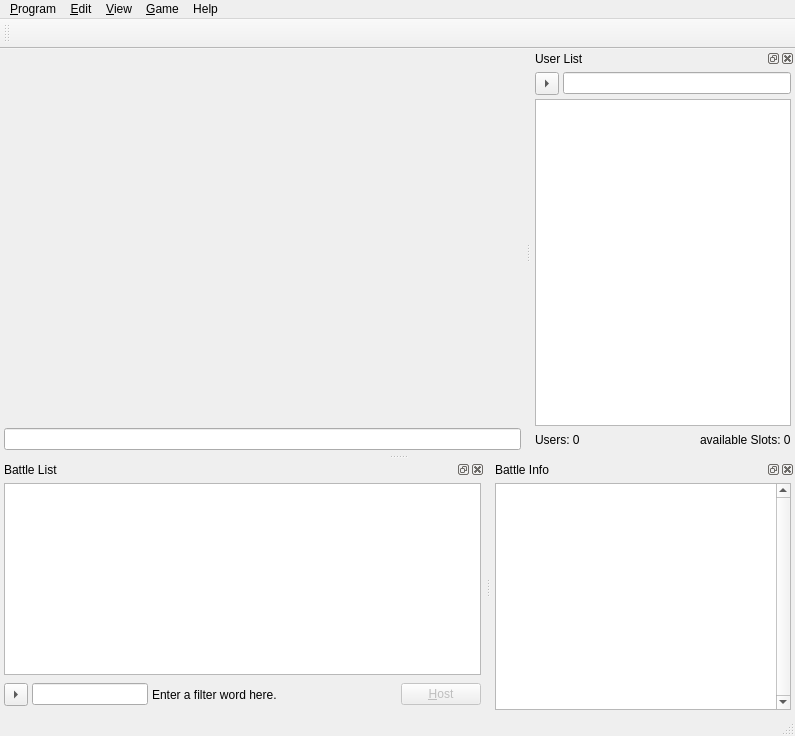
Qt form ui/MainWidget.ui (tizbac/qtlobby) before a commit.
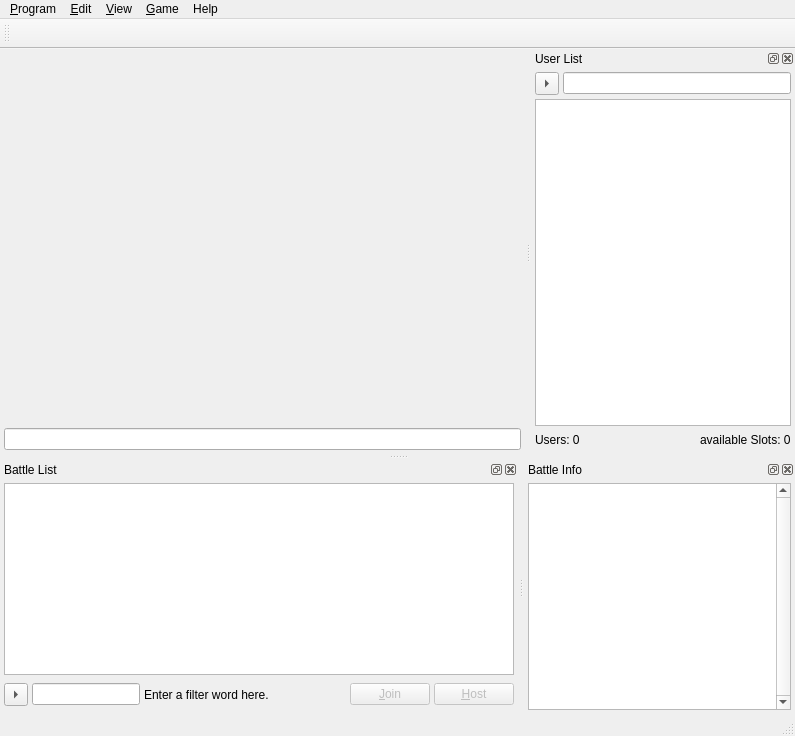
The same form after that commit. Icons and pictures are not drawn. Custom widgets are drawn as their Qt base class.

Commit message: Fixed Issue 185 Fixed Issue 186 Fixed Issue 187 Fixed Issue 188 185: setFocus() was in the wrong slot 186: Normally ctrl+tab switches documents, tab switches focus. InputLine eat up$ 187: Join on Return or Enter implemented. 188: Join button added.

Diff of the .ui file:
```diff
--- a/ui/MainWidget.ui
+++ b/ui/MainWidget.ui
@@ -238,7 +238,7 @@
    </attribute>
    <widget class="QWidget" name="dockWidgetContents_3">
     <layout class="QGridLayout" name="gridLayout_4">
-     <item row="0" column="0" colspan="5">
+     <item row="0" column="0" colspan="6">
       <widget class="Battles" name="battles">
        <property name="contextMenuPolicy">
         <enum>Qt::CustomContextMenu</enum>
@@ -303,7 +303,7 @@
        </property>
       </spacer>
      </item>
-     <item row="1" column="4">
+     <item row="1" column="5">
       <widget class="QPushButton" name="hostPushButton">
        <property name="enabled">
         <bool>false</bool>
@@ -313,6 +313,16 @@
        </property>
       </widget>
      </item>
+     <item row="1" column="4">
+      <widget class="QPushButton" name="joinPushButton">
+       <property name="enabled">
+        <bool>false</bool>
+       </property>
+       <property name="text">
+        <string>&amp;Join</string>
+       </property>
+      </widget>
+     </item>
     </layout>
    </widget>
   </widget>
```
The commit also changes 7 other files.
